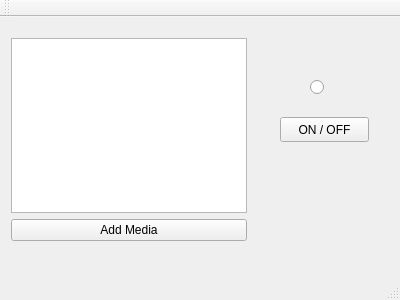
This is serveur/mainwindow.ui in JroLuttringer/IHM_Lecteur_Audio as Qt 5 draws it before an edit. The edited form follows.
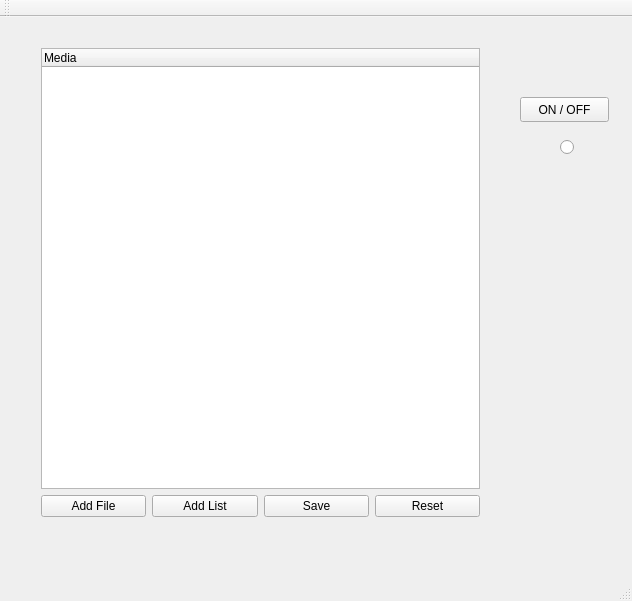
This is the edited form.

```diff
--- a/serveur/mainwindow.ui
+++ b/serveur/mainwindow.ui
@@ -6,8 +6,8 @@
    <rect>
     <x>0</x>
     <y>0</y>
-    <width>400</width>
-    <height>300</height>
+    <width>632</width>
+    <height>601</height>
    </rect>
   </property>
   <property name="windowTitle">
@@ -17,8 +17,8 @@
    <widget class="QRadioButton" name="radioButton">
     <property name="geometry">
      <rect>
-      <x>310</x>
-      <y>60</y>
+      <x>560</x>
+      <y>120</y>
       <width>31</width>
       <height>21</height>
      </rect>
@@ -33,8 +33,8 @@
    <widget class="QPushButton" name="butto_serv">
     <property name="geometry">
      <rect>
-      <x>280</x>
-      <y>100</y>
+      <x>520</x>
+      <y>80</y>
       <width>89</width>
       <height>25</height>
      </rect>
@@ -43,26 +43,57 @@
      <string>ON / OFF</string>
     </property>
    </widget>
-   <widget class="QWidget" name="">
+   <widget class="QWidget" name="layoutWidget">
     <property name="geometry">
      <rect>
-      <x>0</x>
-      <y>10</y>
-      <width>258</width>
-      <height>225</height>
+      <x>30</x>
+      <y>20</y>
+      <width>461</width>
+      <height>491</height>
      </rect>
     </property>
     <layout class="QVBoxLayout" name="verticalLayout">
      <item>
-      <widget class="QListView" name="listView"/>
-     </item>
-     <item>
-      <widget class="QPushButton" name="pushButton_2">
-       <property name="text">
-        <string>Add Media</string>
-       </property>
+      <widget class="QTreeWidget" name="treeWidget">
+       <column>
+        <property name="text">
+         <string>Media</string>
+        </property>
+       </column>
       </widget>
      </item>
+     <item>
+      <layout class="QHBoxLayout" name="horizontalLayout">
+       <item>
+        <widget class="QPushButton" name="pushButton_file">
+         <property name="text">
+          <string>Add File</string>
+         </property>
+        </widget>
+       </item>
+       <item>
+        <widget class="QPushButton" name="pushButton_list">
+         <property name="text">
+          <string>Add List</string>
+         </property>
+        </widget>
+       </item>
+       <item>
+        <widget class="QPushButton" name="pushButton_save">
+         <property name="text">
+          <string>Save</string>
+         </property>
+        </widget>
+       </item>
+       <item>
+        <widget class="QPushButton" name="pushButton_reset">
+         <property name="text">
+          <string>Reset</string>
+         </property>
+        </widget>
+       </item>
+      </layout>
+     </item>
     </layout>
    </widget>
   </widget>
```
Left out of the diff: 2 changed lines with no effect on the pictures.
